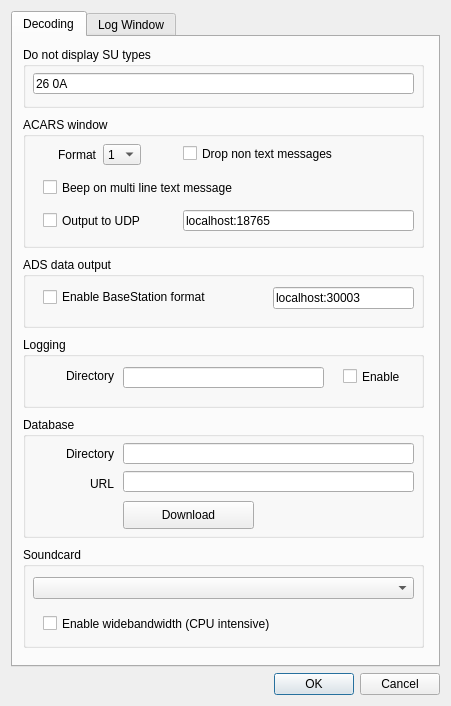
First picture: the form in JAERO/gui_classes/settingsdialog.ui, repository jontio/JAERO, before the edit.
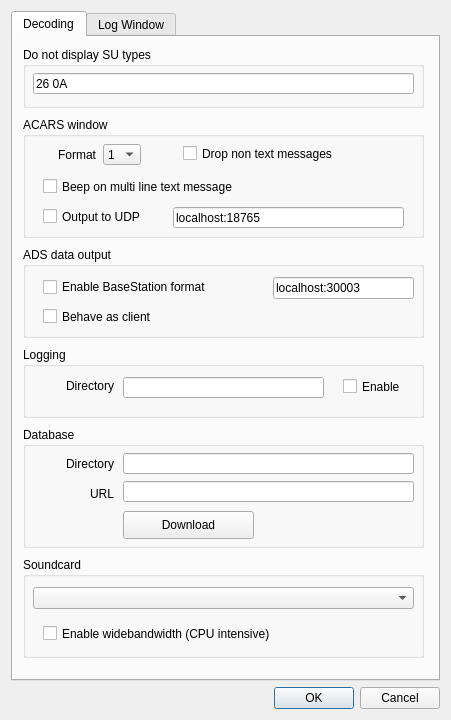
Second picture: the form after the edit. Icons and pictures are not drawn.

Commit message: Added TCP client

Patch:
```diff
--- a/JAERO/gui_classes/settingsdialog.ui
+++ b/JAERO/gui_classes/settingsdialog.ui
@@ -7,19 +7,25 @@
     <x>0</x>
     <y>0</y>
     <width>451</width>
-    <height>706</height>
+    <height>720</height>
    </rect>
   </property>
+  <property name="sizePolicy">
+   <sizepolicy hsizetype="Fixed" vsizetype="Preferred">
+    <horstretch>0</horstretch>
+    <verstretch>0</verstretch>
+   </sizepolicy>
+  </property>
   <property name="minimumSize">
    <size>
     <width>451</width>
-    <height>706</height>
+    <height>720</height>
    </size>
   </property>
   <property name="maximumSize">
    <size>
     <width>451</width>
-    <height>706</height>
+    <height>720</height>
    </size>
   </property>
   <property name="windowTitle">
@@ -70,7 +76,7 @@
          <x>10</x>
          <y>80</y>
          <width>401</width>
-         <height>131</height>
+         <height>121</height>
         </rect>
        </property>
        <property name="title">
@@ -155,7 +161,7 @@
         <property name="geometry">
          <rect>
           <x>20</x>
-          <y>61</y>
+          <y>60</y>
           <width>301</width>
           <height>19</height>
          </rect>
@@ -168,7 +174,7 @@
         <property name="geometry">
          <rect>
           <x>20</x>
-          <y>94</y>
+          <y>90</y>
           <width>131</width>
           <height>19</height>
          </rect>
@@ -180,8 +186,8 @@
        <widget class="QLineEdit" name="lineEditudpoutputdecodedmessagesaddress">
         <property name="geometry">
          <rect>
-          <x>160</x>
-          <y>93</y>
+          <x>150</x>
+          <y>90</y>
           <width>231</width>
           <height>21</height>
          </rect>
@@ -195,7 +201,7 @@
        <property name="geometry">
         <rect>
          <x>10</x>
-         <y>510</y>
+         <y>520</y>
          <width>401</width>
          <height>101</height>
         </rect>
@@ -231,7 +237,7 @@
        <property name="geometry">
         <rect>
          <x>10</x>
-         <y>300</y>
+         <y>310</y>
          <width>401</width>
          <height>71</height>
         </rect>
@@ -295,7 +301,7 @@
        <property name="geometry">
         <rect>
          <x>10</x>
-         <y>380</y>
+         <y>390</y>
          <width>401</width>
          <height>121</height>
         </rect>
@@ -407,9 +413,9 @@
        <property name="geometry">
         <rect>
          <x>10</x>
-         <y>220</y>
+         <y>210</y>
          <width>401</width>
-         <height>71</height>
+         <height>91</height>
         </rect>
        </property>
        <property name="title">
@@ -441,6 +447,19 @@
          <string>localhost:30003</string>
         </property>
        </widget>
+       <widget class="QCheckBox" name="checkTCPAsClient">
+        <property name="geometry">
+         <rect>
+          <x>20</x>
+          <y>60</y>
+          <width>161</width>
+          <height>19</height>
+         </rect>
+        </property>
+        <property name="text">
+         <string>Behave as client</string>
+        </property>
+       </widget>
       </widget>
      </widget>
      <widget class="QWidget" name="logwindowsettings">
```
The commit also changes 10 other files.
